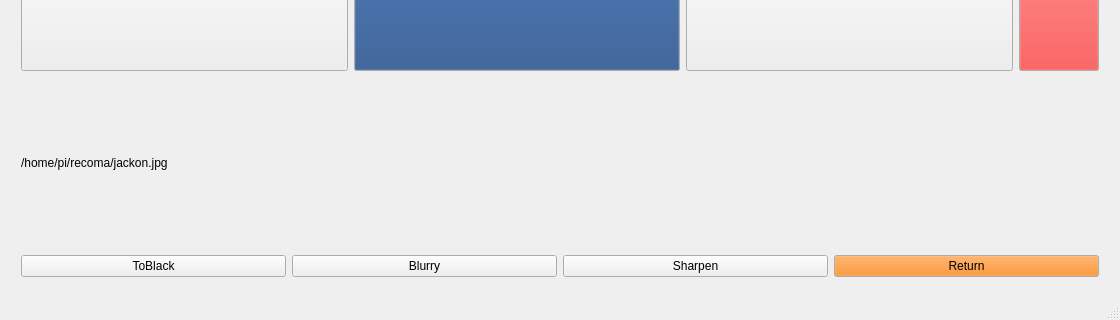
Above: mainwindow.ui from Re-Coma/Embeded_Teample before the change; both pictures show x 0 to 1120 and y 337 to 657 of the 1120 by 657 pixel window. Below: the same form after it.
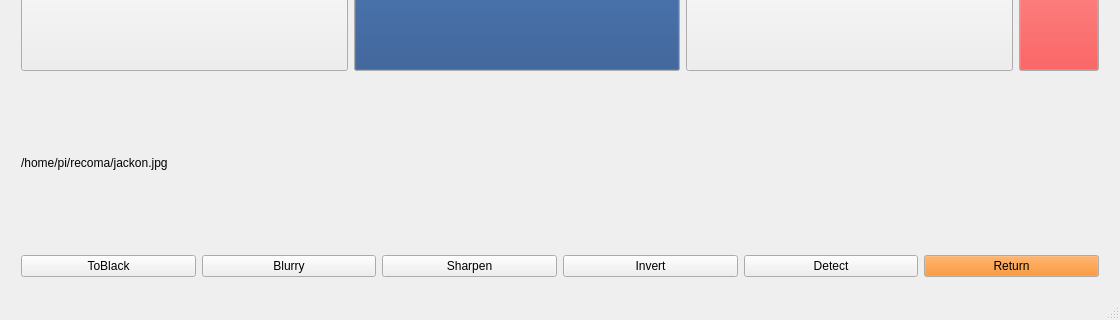
That is the form after the change.

Commit message: make detection

What changed in the file:
```diff
--- a/mainwindow.ui
+++ b/mainwindow.ui
@@ -260,7 +260,7 @@
        </widget>
       </item>
       <item>
-       <layout class="QHBoxLayout" name="horizontalLayout" stretch="1,1,1,1">
+       <layout class="QHBoxLayout" name="horizontalLayout" stretch="1,1,1,1,1,1">
         <item>
          <widget class="QPushButton" name="blackBtn">
           <property name="text">
@@ -282,6 +282,20 @@
           </property>
          </widget>
         </item>
+        <item>
+         <widget class="QPushButton" name="invertBtn">
+          <property name="text">
+           <string>Invert</string>
+          </property>
+         </widget>
+        </item>
+        <item>
+         <widget class="QPushButton" name="detectionBtn">
+          <property name="text">
+           <string>Detect</string>
+          </property>
+         </widget>
+        </item>
         <item>
          <widget class="QPushButton" name="returnBtn">
           <property name="palette">
```
The commit also changes 4 other files.
